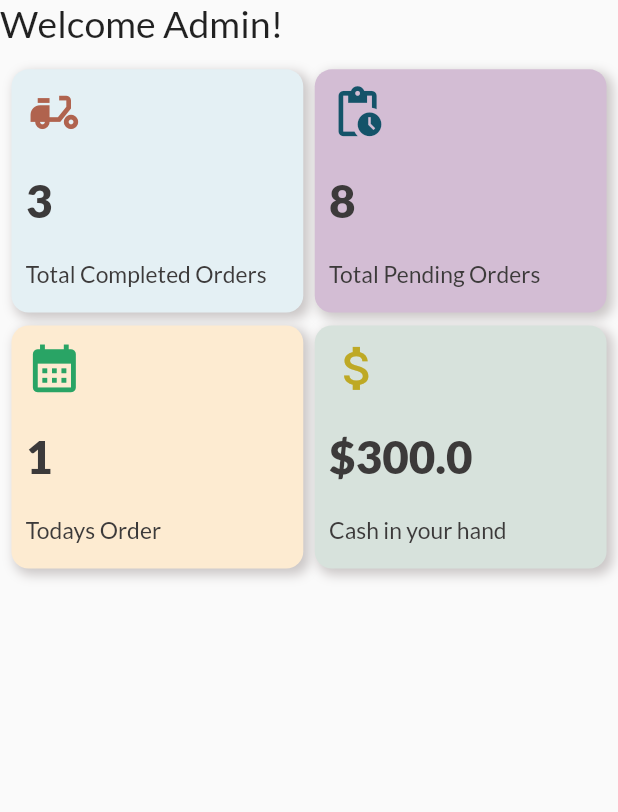
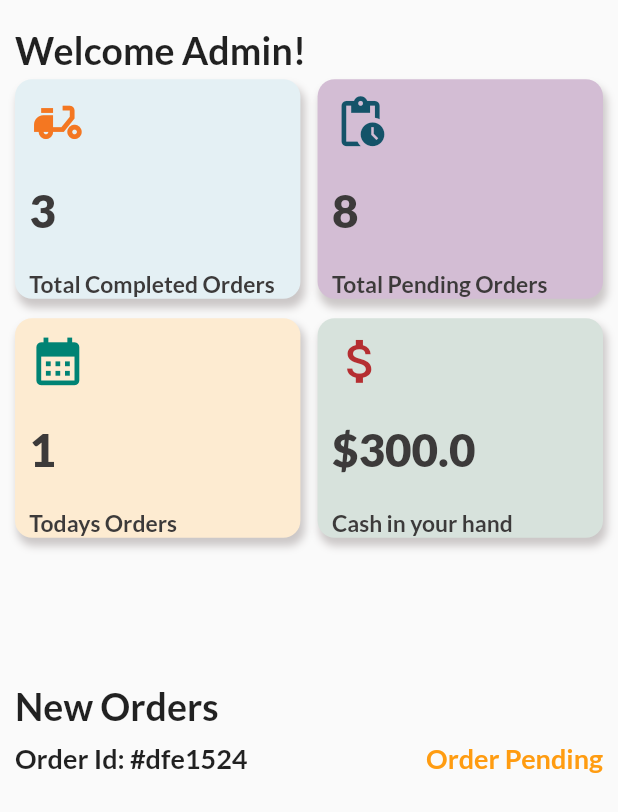
Before and after one commit to Squad-Head/flutter_multivendor_food_delivery_app, a Flutter app: the screen it shows after launch, on a phone screen of 412 x 824 dp. Shown: the top 812 px of the screen. Run offline on Flutter 3.47's test engine with Material 2 defaults, Android fonts, the phone set to English and light mode, and no system bars; our stand-ins replace firebase_core, flutter_screenutil, google_fonts; accounts and stored records are empty.

Commit message:
Fix: rendering problem in grid
added: grid widget
added: new order

```diff
--- a/multivendor_food_delivery_customer/lib/main.dart
+++ b/multivendor_food_delivery_customer/lib/main.dart
@@ -4,6 +4,7 @@ import 'package:google_fonts/google_fonts.dart';
 import 'package:multivendor_food_delivery_customer/presentation/constants.dart';
 import 'package:multivendor_food_delivery_customer/presentation/welcome_grid_demoModel.dart';
 
+import 'presentation/screens/delivery_welcome_screen.dart';
 import 'presentation/widget/welcom_grid_container_widget.dart';
 
 void main() {
@@ -18,42 +19,14 @@ class MyApp extends StatelessWidget {
   Widget build(BuildContext context) {
     return ScreenUtilInit(
       minTextAdapt: true,
-      builder: () => MaterialApp(
+      builder: () => const MaterialApp(
         debugShowCheckedModeBanner: false,
         // Use this line to prevent extra rebuilds
         useInheritedMediaQuery: true,
         title: 'Multi Vendor Delivery App',
         home: Scaffold(
           body: SafeArea(
-            child: Column(
-              crossAxisAlignment: CrossAxisAlignment.start,
-              children: [
-                Text(
-                  'Welcome Admin!',
-                  style: GoogleFonts.lato(
-                      fontSize: 25, fontWeight: FontWeight.w500),
-                ),
-                // TODO: add name dynamically
-                SizedBox(height: 20.h),
-
-                Expanded(
-                  child: GridView.builder(
-                    padding: EdgeInsets.all(20.w),
-                    gridDelegate: SliverGridDelegateWithFixedCrossAxisCount(
-                      childAspectRatio: 1.2,
-                      crossAxisSpacing: 20.w,
-                      mainAxisSpacing: 20.h,
-                      crossAxisCount: 2,
-                    ),
-                    itemCount: deliveryModelList.length,
-                    itemBuilder: (BuildContext context, int index) {
-                      return DeliveryTrackingWidget(
-                          deliveryTrackingModel: deliveryModelList[index]);
-                    },
-                  ),
-                ),
-              ],
-            ),
+            child: DeliveryWelcomeScreen(),
           ),
         ),
       ),
--- a/multivendor_food_delivery_customer/lib/presentation/constants.dart
+++ b/multivendor_food_delivery_customer/lib/presentation/constants.dart
@@ -1,4 +1,5 @@
 import 'package:flutter/cupertino.dart';
+import 'package:flutter/material.dart';
 import 'package:flutter_screenutil/flutter_screenutil.dart';
 import 'package:google_fonts/google_fonts.dart';
 
@@ -9,8 +10,10 @@ final TextStyle kPrimaryHeadingStyle = GoogleFonts.lato(
 );
 final TextStyle kSecondaryHeadingStyle = GoogleFonts.lato(
   fontSize: 40.sp,
-  fontWeight: FontWeight.w400,
+  fontWeight: FontWeight.w600,
   color: const Color.fromARGB(255, 60, 58, 58),
 );
+final TextStyle kTitleStyle =
+    GoogleFonts.lato(fontSize: 25, fontWeight: FontWeight.w600);
 final TextStyle kSubTitleStyle =
-    GoogleFonts.lato(fontSize: 25, fontWeight: FontWeight.w600);
+    GoogleFonts.lato(fontSize: 18, fontWeight: FontWeight.w700);
--- /dev/null
+++ b/multivendor_food_delivery_customer/lib/presentation/screens/delivery_welcome_screen.dart
@@ -0,0 +1,62 @@
+import 'package:flutter/material.dart';
+import 'package:flutter_screenutil/flutter_screenutil.dart';
+import 'package:google_fonts/google_fonts.dart';
+import 'package:multivendor_food_delivery_customer/presentation/constants.dart';
+
+import '../widget/welcome_grid_widget.dart';
+
+class DeliveryWelcomeScreen extends StatelessWidget {
+  final String oderId = "#dfe1524";
+
+  const DeliveryWelcomeScreen({
+    Key? key,
+  }) : super(key: key);
+
+  @override
+  Widget build(BuildContext context) {
+    return Padding(
+      padding: const EdgeInsets.all(10.0),
+      child: Column(
+        crossAxisAlignment: CrossAxisAlignment.start,
+        children: [
+          SizedBox(height: 20.h),
+          Text('Welcome Admin!', style: kTitleStyle),
+          // TODO: add name dynamically
+          SizedBox(height: 10.h),
+
+          const Expanded(
+            child: WelcomeGridWidget(),
+            flex: 9,
+          ),
+
+          Expanded(
+            child: Column(
+              crossAxisAlignment: CrossAxisAlignment.start,
+              children: [
+                Text('New Orders', style: kTitleStyle),
+                SizedBox(height: 20.h),
+                Row(
+                  mainAxisAlignment: MainAxisAlignment.spaceBetween,
+                  children: [
+                    Text(
+                      'Order Id: $oderId',
+                      style: kSubTitleStyle,
+                    ),
+                    Text(
+                      // TODO: use the enum orderstatus.pending/delivered..etc
+                      'Order Pending',
+
+                      style: kSubTitleStyle.copyWith(
+                          color: const Color(0xFFff9c11)),
+                    )
+                  ],
+                )
+              ],
+            ),
+            flex: 8,
+          ),
+        ],
+      ),
+    );
+  }
+}
--- a/multivendor_food_delivery_customer/lib/presentation/welcome_grid_demoModel.dart
+++ b/multivendor_food_delivery_customer/lib/presentation/welcome_grid_demoModel.dart
@@ -22,7 +22,7 @@ List deliveryModelList = [
     icon: Icon(
       Icons.delivery_dining,
       size: 100.sp,
-      color: const Color(0xFFb0634e),
+      color: const Color(0xFFf47721),
     ),
     backgroundColor: const Color(0xFFe4f0f4),
   ),
@@ -38,11 +38,11 @@ List deliveryModelList = [
   ),
   DeliveryTrackingModel(
     order: 1,
-    titleText: 'Todays Order',
+    titleText: 'Todays Orders',
     icon: Icon(
       Icons.calendar_month,
       size: 100.sp,
-      color: const Color(0xFF29a465),
+      color: const Color(0xFF008374),
     ),
     backgroundColor: const Color(0xFFfdebd1),
   ),
@@ -52,7 +52,7 @@ List deliveryModelList = [
     icon: Icon(
       Icons.attach_money,
       size: 100.sp,
-      color: const Color(0xFFbea925),
+      color: const Color(0xFFb52e31),
     ),
     backgroundColor: const Color(0xFFd7e2dc),
   ),
--- a/multivendor_food_delivery_customer/lib/presentation/widget/welcom_grid_container_widget.dart
+++ b/multivendor_food_delivery_customer/lib/presentation/widget/welcom_grid_container_widget.dart
@@ -44,13 +44,13 @@ class DeliveryTrackingWidget extends StatelessWidget {
           boxShadow: const [
             BoxShadow(
               color: Color.fromARGB(255, 203, 199, 199),
-              blurRadius: 6,
+              blurRadius: 4,
               blurStyle: BlurStyle.normal,
               offset: Offset(
-                3.0,
-                3.0,
+                2.0,
+                5.0,
               ),
-              spreadRadius: 1.0,
+              spreadRadius: 0.5,
             ),
           ]),
     );
--- /dev/null
+++ b/multivendor_food_delivery_customer/lib/presentation/widget/welcome_grid_widget.dart
@@ -0,0 +1,31 @@
+import 'package:flutter/material.dart';
+import 'package:flutter_screenutil/flutter_screenutil.dart';
+
+import '../welcome_grid_demoModel.dart';
+import 'welcom_grid_container_widget.dart';
+
+class WelcomeGridWidget extends StatelessWidget {
+  const WelcomeGridWidget({
+    Key? key,
+  }) : super(key: key);
+
+  @override
+  Widget build(BuildContext context) {
+    return GridView.builder(
+      // shrinkWrap: true,
+      // physics: const NeverScrollableScrollPhysics(),
+
+      gridDelegate: SliverGridDelegateWithFixedCrossAxisCount(
+        childAspectRatio: 1.3,
+        crossAxisSpacing: 30.w,
+        mainAxisSpacing: 30.h,
+        crossAxisCount: 2,
+      ),
+      itemCount: deliveryModelList.length,
+      itemBuilder: (BuildContext context, int index) {
+        return DeliveryTrackingWidget(
+            deliveryTrackingModel: deliveryModelList[index]);
+      },
+    );
+  }
+}
```
